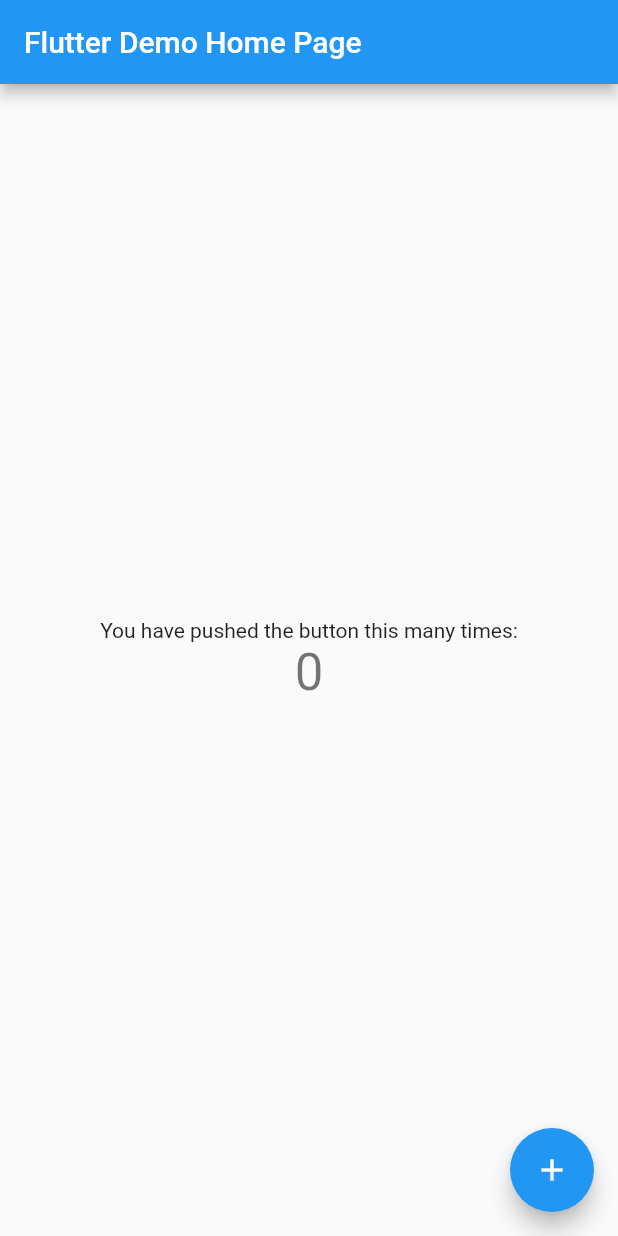
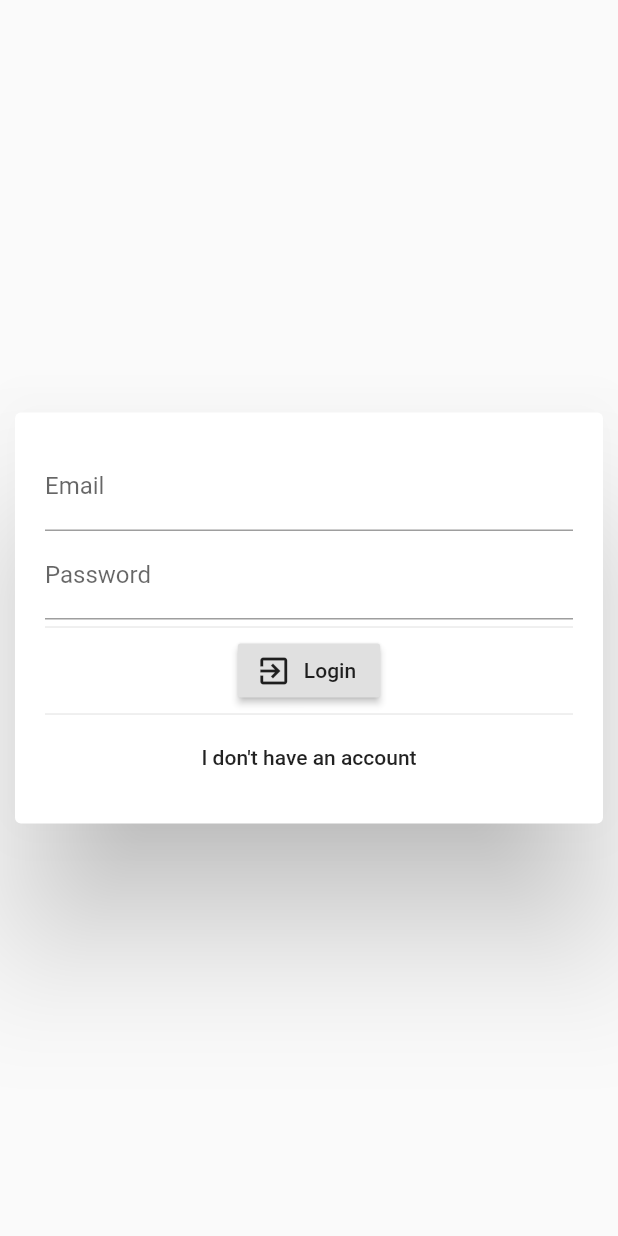
Before and after one commit to AbhiGang699/fail_flutter_learning_app, a Flutter app: the screen it shows after launch, on a phone screen of 412 x 824 dp. Run offline on Flutter 3.47's test engine with Material 2 defaults, Android fonts, the phone set to English and light mode, and no system bars; our stand-ins replace image_picker.

Commit message:
added login screen

```diff
--- /dev/null
+++ b/lib/components/auth_form.dart
@@ -0,0 +1,143 @@
+import 'dart:io';
+
+import 'package:flutter/material.dart';
+import './image_input.dart';
+import '../enums.dart';
+import 'package:image_picker/image_picker.dart';
+
+class AuthForm extends StatefulWidget {
+  @override
+  _AuthFormState createState() => _AuthFormState();
+}
+
+class _AuthFormState extends State<AuthForm> {
+  File _storedImage;
+  AuthMode usermode;
+  bool _isLogin;
+  @override
+  void initState() {
+    // TODO: implement initState
+    super.initState();
+    _isLogin = true;
+  }
+
+  void _selectImage() async {
+    showModalBottomSheet(
+        context: context,
+        builder: (_) {
+          return GestureDetector(
+            child: Center(
+              child: Center(
+                child: Row(
+                  mainAxisAlignment: MainAxisAlignment.spaceAround,
+                  children: <Widget>[
+                    FlatButton.icon(
+                      onPressed: () async {
+                        final _picker = ImagePicker();
+                        final _picked = await _picker.getImage(
+                            source: ImageSource.camera, imageQuality: 50);
+                        if (File(_picked.path) == null) return null;
+
+                        setState(() {
+                          _storedImage = File(_picked.path);
+                        });
+                        Navigator.of(context).pop();
+                      },
+                      icon: Icon(Icons.camera),
+                      label: Text('Camera'),
+                    ),
+                    FlatButton.icon(
+                      onPressed: () async {
+                        final _picker = ImagePicker();
+                        final _picked = await _picker.getImage(
+                            source: ImageSource.gallery, imageQuality: 50);
+                        if (_picked == null) return null;
+
+                        setState(() {
+                          _storedImage = File(_picked.path);
+                        });
+                        Navigator.of(context).pop();
+                      },
+                      icon: Icon(Icons.add_photo_alternate),
+                      label: Text('Gallery'),
+                    ),
+                  ],
+                ),
+              ),
+            ),
+            behavior: HitTestBehavior.opaque,
+          );
+        });
+  }
+
+  @override
+  Widget build(BuildContext context) {
+    return SafeArea(
+      child: Center(
+        child: Card(
+          elevation: 40,
+          margin: EdgeInsets.all(10),
+          child: SingleChildScrollView(
+            child: Padding(
+              padding: const EdgeInsets.all(20.0),
+              child: Column(
+                children: [
+                  Form(
+                      child: Column(
+                    children: [
+                      if (!_isLogin) UserImageInput(_selectImage, _storedImage),
+                      if (!_isLogin)
+                        TextFormField(
+                          decoration: InputDecoration(labelText: 'Full Name'),
+                        ),
+                      TextFormField(
+                        decoration: InputDecoration(labelText: 'Email'),
+                        autocorrect: false,
+                      ),
+                      if (!_isLogin)
+                        TextFormField(
+                          decoration: InputDecoration(labelText: 'Username'),
+                        ),
+                      TextFormField(
+                        decoration: InputDecoration(labelText: 'Password'),
+                        obscureText: true,
+                      ),
+                      if (!_isLogin)
+                        TextFormField(
+                          decoration:
+                              InputDecoration(labelText: 'Confirm Password'),
+                          obscureText: true,
+                        ),
+                      Divider(
+                        height: 10,
+                      ),
+                      RaisedButton.icon(
+                        onPressed: () {},
+                        icon: Icon(Icons.exit_to_app),
+                        label: _isLogin ? Text('Login') : Text('SignUp'),
+                      ),
+                      Divider(
+                        height: 10,
+                      ),
+                      FlatButton(
+                        onPressed: () {
+                          setState(() {
+                            _isLogin = !_isLogin;
+                          });
+                        },
+                        child: Text(_isLogin
+                            ? 'I don\'t have an account'
+                            : 'Already have an account'),
+                      ),
+                    ],
+                  ))
+                  // if()
+                ],
+              ),
+            ),
+          ),
+        ),
+      ),
+    );
+  }
+}
--- /dev/null
+++ b/lib/enum.dart
@@ -0,0 +1 @@
+enum AuthMode { signup, login }
--- /dev/null
+++ b/lib/enums.dart
@@ -0,0 +1 @@
+enum AuthMode{ signup,login}
--- a/lib/main.dart
+++ b/lib/main.dart
@@ -1,4 +1,5 @@
 import 'package:flutter/material.dart';
+import './screens/auth_screen.dart';
 
 void main() {
   runApp(MyApp());
@@ -14,54 +15,8 @@ class MyApp extends StatelessWidget {
         primarySwatch: Colors.blue,
         visualDensity: VisualDensity.adaptivePlatformDensity,
       ),
-      home: MyHomePage(title: 'Flutter Demo Home Page'),
+      home: AuthScreen(),
+      // routes: ,
     );
   }
 }
-
-class MyHomePage extends StatefulWidget {
-  MyHomePage({Key key, this.title}) : super(key: key);
-
-  final String title;
-
-  @override
-  _MyHomePageState createState() => _MyHomePageState();
-}
-
-class _MyHomePageState extends State<MyHomePage> {
-  int _counter = 0;
-
-  void _incrementCounter() {
-    setState(() {
-      _counter++;
-    });
-  }
-
-  @override
-  Widget build(BuildContext context) {
-    return Scaffold(
-      appBar: AppBar(
-        title: Text(widget.title),
-      ),
-      body: Center(
-        child: Column(
-          mainAxisAlignment: MainAxisAlignment.center,
-          children: <Widget>[
-            Text(
-              'You have pushed the button this many times:',
-            ),
-            Text(
-              '$_counter',
-              style: Theme.of(context).textTheme.headline4,
-            ),
-          ],
-        ),
-      ),
-      floatingActionButton: FloatingActionButton(
-        onPressed: _incrementCounter,
-        tooltip: 'Increment',
-        child: Icon(Icons.add),
-      ),
-    );
-  }
-}
--- /dev/null
+++ b/lib/screens/auth_screen.dart
@@ -0,0 +1,9 @@
+import 'package:flutter/material.dart';
+import '../components/auth_form.dart';
+
+class AuthScreen extends StatelessWidget {
+  @override
+  Widget build(BuildContext context) {
+    return Scaffold(body: AuthForm());
+  }
+}
```
Also changed, not shown: lib/components/image_input.dart (added, +46 -0 lines), lib/models/article.dart (added, +8 -0 lines).
